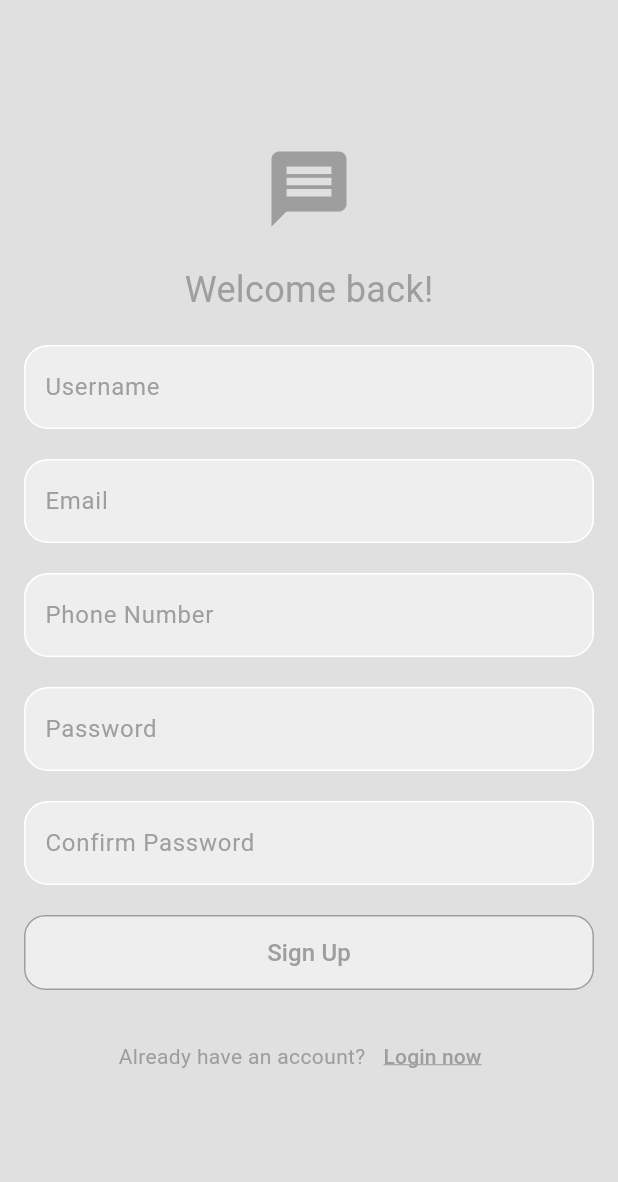
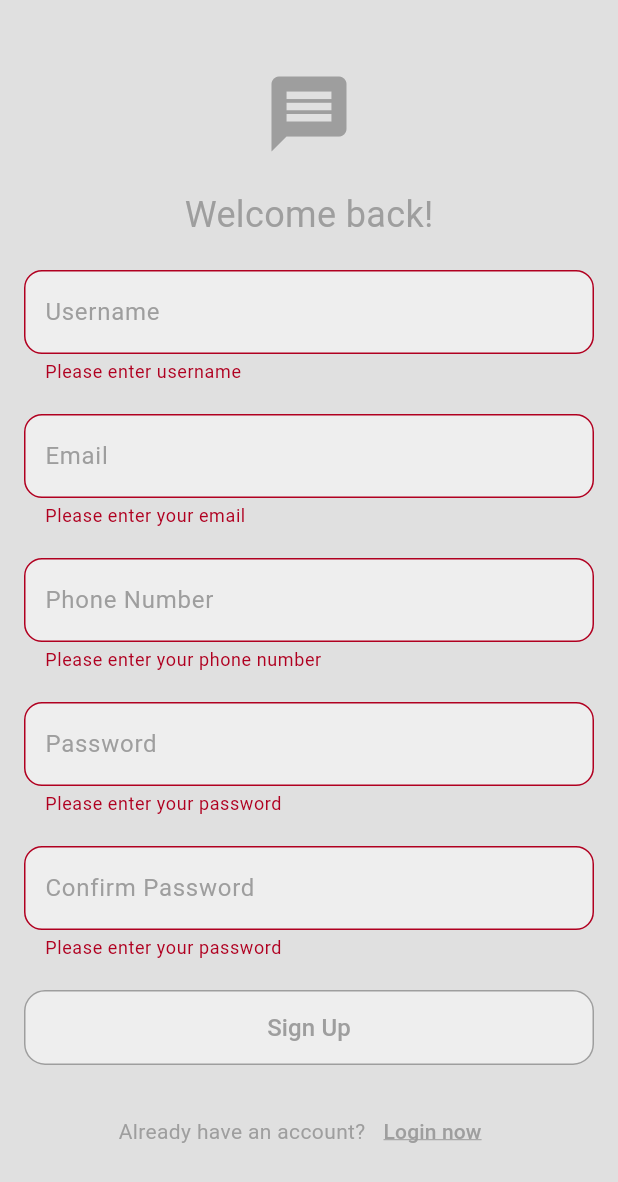
Before and after one commit to const-nishant/chat_application, a Flutter app: the RegisterScreen screen opened directly with empty values, after a tap on "Sign Up", on a phone screen of 412 x 824 dp. Shown: the top 1182 px of the screen. Run offline on Flutter 3.47's test engine with Material 3 defaults, Android fonts, the phone set to English and light mode, and no system bars; our stand-ins replace cloud_firestore, firebase_auth, firebase_core; accounts and stored records are empty.

Commit message:
added validator to the login and register screen , little work on profile screen (forget password logic remaning )

```diff
--- a/lib/modules/chat_app/data/data_exports.dart
+++ b/lib/modules/chat_app/data/data_exports.dart
@@ -1,2 +1,3 @@
 export 'services/chat/chatservices.dart';
 export 'models/message.dart';
+export 'models/userinfo.dart';
--- /dev/null
+++ b/lib/modules/chat_app/data/models/userinfo.dart
@@ -0,0 +1,21 @@
+class UserInfo {
+  final String username;
+  final String email;
+  final String phone;
+  final String uid;
+  UserInfo({
+    required this.username,
+    required this.email,
+    required this.phone,
+    required this.uid,
+  });
+
+  Map<String, dynamic> toMap() {
+    return {
+      'username': username,
+      'email': email,
+      'phone': phone,
+      'uid': uid,
+    };
+  }
+}
--- a/lib/modules/chat_app/screens/registerscreen.dart
+++ b/lib/modules/chat_app/screens/registerscreen.dart
@@ -14,6 +14,7 @@ class RegisterScreen extends StatefulWidget {
 }
 
 class _RegisterScreenState extends State<RegisterScreen> {
+  final formkey = GlobalKey<FormState>();
   final usernametextcontroller = TextEditingController();
   final phonetextcontroller = TextEditingController();
   final emailtextcontroller = TextEditingController();
@@ -25,7 +26,7 @@ class _RegisterScreenState extends State<RegisterScreen> {
     final authServices = Authservices();
 
     // Try register
-    if (passwordtextcontroller.text == confirmpasswordtextcontroller.text) {
+    if (formkey.currentState!.validate()) {
       try {
         await authServices.registerWithEmailandPassword(
           emailtextcontroller.text,
@@ -42,13 +43,6 @@ class _RegisterScreenState extends State<RegisterScreen> {
           ),
         );
       }
-    } else {
-      showDialog(
-        context: context,
-        builder: (context) => const AlertDialog(
-          title: Text("Password does not match"),
-        ),
-      );
     }
   }
 
@@ -56,7 +50,9 @@ class _RegisterScreenState extends State<RegisterScreen> {
   Widget build(BuildContext context) {
     return Scaffold(
       backgroundColor: Theme.of(context).colorScheme.surface,
-      body: Container(
+      body: Form(
+        key: formkey,
+        child: Container(
           padding: const EdgeInsets.all(16),
           child: Center(
             child: SingleChildScrollView(
@@ -85,6 +81,14 @@ class _RegisterScreenState extends State<RegisterScreen> {
                     readOnly: false,
                     obscureText: false,
                     hintText: "Username",
+                    maxLength: 10,
+                    keyboardType: TextInputType.name,
+                    validator: (value) {
+                      if (value == null || value.isEmpty) {
+                        return 'Please enter username';
+                      }
+                      return null;
+                    },
                   ),
                   const SizedBox(height: 20),
                   //email textfield
@@ -93,6 +97,13 @@ class _RegisterScreenState extends State<RegisterScreen> {
                     readOnly: false,
                     obscureText: false,
                     hintText: "Email",
+                    keyboardType: TextInputType.emailAddress,
+                    validator: (value) {
+                      if (value == null || value.isEmpty) {
+                        return 'Please enter your email';
+                      }
+                      return null;
+                    },
                   ),
                   const SizedBox(height: 20),
                   //phone textfield
@@ -103,6 +114,12 @@ class _RegisterScreenState extends State<RegisterScreen> {
                     hintText: "Phone Number",
                     maxLength: 10,
                     keyboardType: TextInputType.number,
+                    validator: (value) {
+                      if (value == null || value.isEmpty) {
+                        return 'Please enter your phone number';
+                      }
+                      return null;
+                    },
                   ),
                   const SizedBox(height: 20),
                   //password textfield
@@ -111,6 +128,12 @@ class _RegisterScreenState extends State<RegisterScreen> {
                     readOnly: false,
                     obscureText: true,
                     hintText: "Password",
+                    validator: (value) {
+                      if (value == null || value.isEmpty) {
+                        return 'Please enter your password';
+                      }
+                      return null;
+                    },
                   ),
                   const SizedBox(height: 20),
                   //confirm password textfield
@@ -119,6 +142,14 @@ class _RegisterScreenState extends State<RegisterScreen> {
                     readOnly: false,
                     obscureText: true,
                     hintText: "Confirm Password",
+                    validator: (value) {
+                      if (value == null || value.isEmpty) {
+                        return 'Please enter your password';
+                      } else if (value != passwordtextcontroller.text) {
+                        return 'Password does not match';
+                      }
+                      return null;
+                    },
                   ),
                   const SizedBox(height: 20),
                   //register button
@@ -162,6 +193,7 @@ class _RegisterScreenState extends State<RegisterScreen> {
             ),
           ),
         ),
+      ),
     );
   }
 }
--- a/pubspec.yaml
+++ b/pubspec.yaml
@@ -40,6 +40,9 @@ dependencies:
   cloud_firestore: ^5.1.0
   provider: ^6.1.2
   firebase_messaging: ^15.0.4
+  cached_network_image: ^3.4.0
+  http: ^1.2.2
+  flutter_cache_manager: ^3.4.0
 
 dev_dependencies:
   flutter_test:
```
Also changed, not shown: lib/modules/chat_app/data/services/chat/chatservices.dart (+12 -0 lines), lib/modules/chat_app/screens/homepage.dart (+0 -13 lines), lib/modules/chat_app/screens/loginscreen.dart (+28 -2 lines), lib/modules/chat_app/screens/profilescreen.dart (+43 -1 lines), pubspec.lock. Lines whose indentation alone changed are shown as unchanged.
